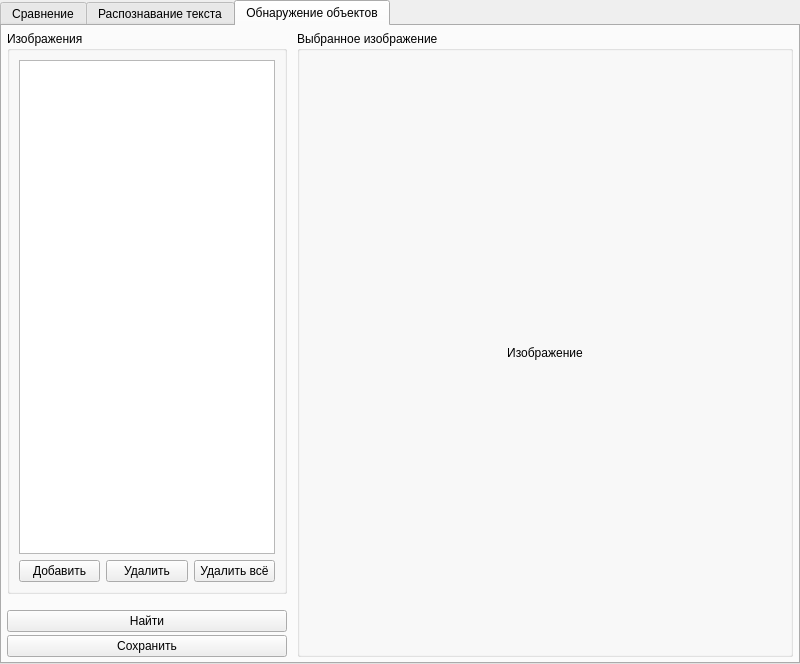
First picture: the form in design.ui, repository Norf569/sod-app, before the edit.
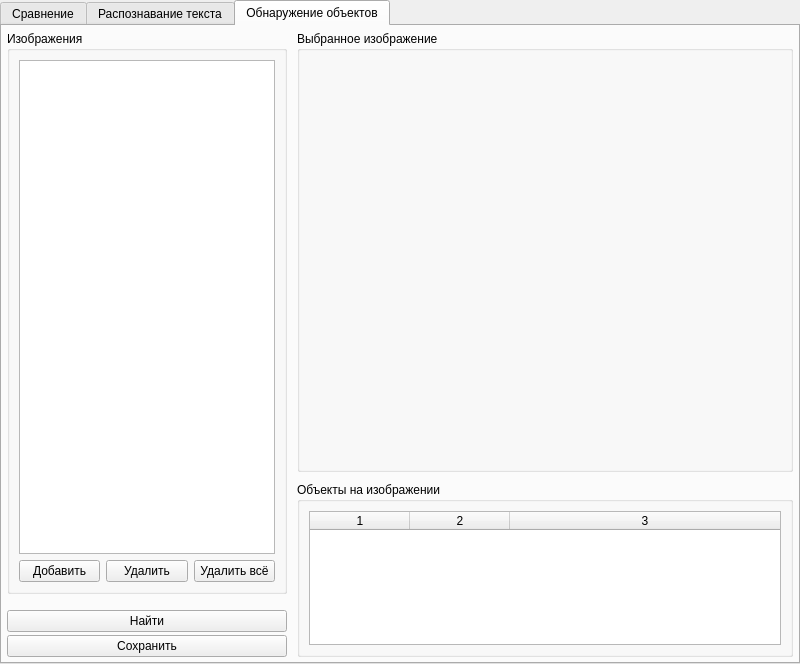
Second picture: the form after the edit. The open tabs and pages were chosen to show the change.

```diff
--- a/design.ui
+++ b/design.ui
@@ -1228,6 +1228,9 @@
             </item>
             <item>
              <layout class="QVBoxLayout" name="verticalLayout_10">
+              <property name="spacing">
+               <number>10</number>
+              </property>
               <property name="leftMargin">
                <number>5</number>
               </property>
@@ -1267,7 +1270,7 @@
                     </size>
                    </property>
                    <property name="text">
-                    <string>Изображение</string>
+                    <string/>
                    </property>
                    <property name="scaledContents">
                     <bool>false</bool>
@@ -1280,6 +1283,46 @@
                 </layout>
                </widget>
               </item>
+              <item>
+               <widget class="QGroupBox" name="groupBox_12">
+                <property name="sizePolicy">
+                 <sizepolicy hsizetype="Preferred" vsizetype="Preferred">
+                  <horstretch>0</horstretch>
+                  <verstretch>0</verstretch>
+                 </sizepolicy>
+                </property>
+                <property name="title">
+                 <string>Объекты на изображении</string>
+                </property>
+                <layout class="QGridLayout" name="gridLayout_4">
+                 <item row="0" column="0">
+                  <widget class="QTableWidget" name="det_tableWidget">
+                   <property name="sizePolicy">
+                    <sizepolicy hsizetype="Preferred" vsizetype="Preferred">
+                     <horstretch>0</horstretch>
+                     <verstretch>0</verstretch>
+                    </sizepolicy>
+                   </property>
+                   <property name="wordWrap">
+                    <bool>true</bool>
+                   </property>
+                   <property name="columnCount">
+                    <number>3</number>
+                   </property>
+                   <attribute name="horizontalHeaderStretchLastSection">
+                    <bool>true</bool>
+                   </attribute>
+                   <attribute name="verticalHeaderVisible">
+                    <bool>false</bool>
+                   </attribute>
+                   <column/>
+                   <column/>
+                   <column/>
+                  </widget>
+                 </item>
+                </layout>
+               </widget>
+              </item>
              </layout>
             </item>
            </layout>
```
Left out of the diff: 16 changed lines with no effect on the pictures.
